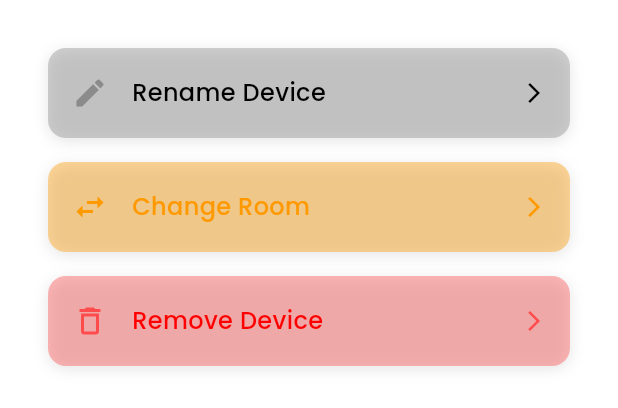
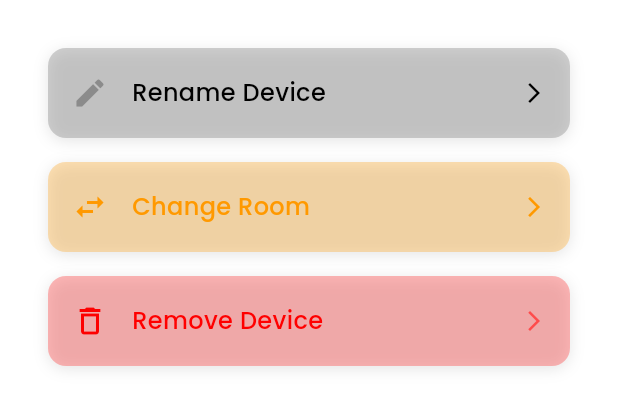
Before and after one commit to KempDewulf/envirosense-app, a Flutter app: the DeviceActionsTab widget shown alone on an empty page, opened directly with empty values, on a phone screen of 412 x 824 dp. Shown: the top 408 px of the screen. Run offline on Flutter 3.47's test engine with Material 3 defaults, Android fonts, the phone set to English and light mode, and no system bars; our stand-ins replace dotted_border, firebase_auth, firebase_core, firebase_messaging, flutter_dotenv, google_fonts and 4 more; missing offline and left inert: mobile_scanner; accounts and stored records are empty; network calls fail.

Commit message:
fix: update color definitions for warning and destructive actions to use ARGB format

```diff
--- a/lib/presentation/widgets/actions/custom_action_button.dart
+++ b/lib/presentation/widgets/actions/custom_action_button.dart
@@ -39,7 +39,7 @@ class CustomActionButton extends StatelessWidget {
         color: isDestructive
             ? AppColors.redColor.withOpacity(0.4)
             : isWarning
-                ? AppColors.secondaryColor.withOpacity(0.4)
+                ? const Color.fromARGB(255, 253, 178, 65).withOpacity(0.4)
                 : isNeutral
                     ? AppColors.accentColor.withOpacity(0.4)
                     : AppColors.whiteColor,
--- a/lib/presentation/widgets/tabs/device_actions_tab.dart
+++ b/lib/presentation/widgets/tabs/device_actions_tab.dart
@@ -72,7 +72,7 @@ class _DeviceActionsTabState extends State<DeviceActionsTab> {
                 icon: Icons.delete_outline,
                 label: 'Remove Device',
                 onPressed: _showRemoveDeviceDialog,
-                color: AppColors.redColor,
+                color: const Color.fromARGB(255, 253, 0, 0),
                 isDestructive: true,
               ),
             ],
```
